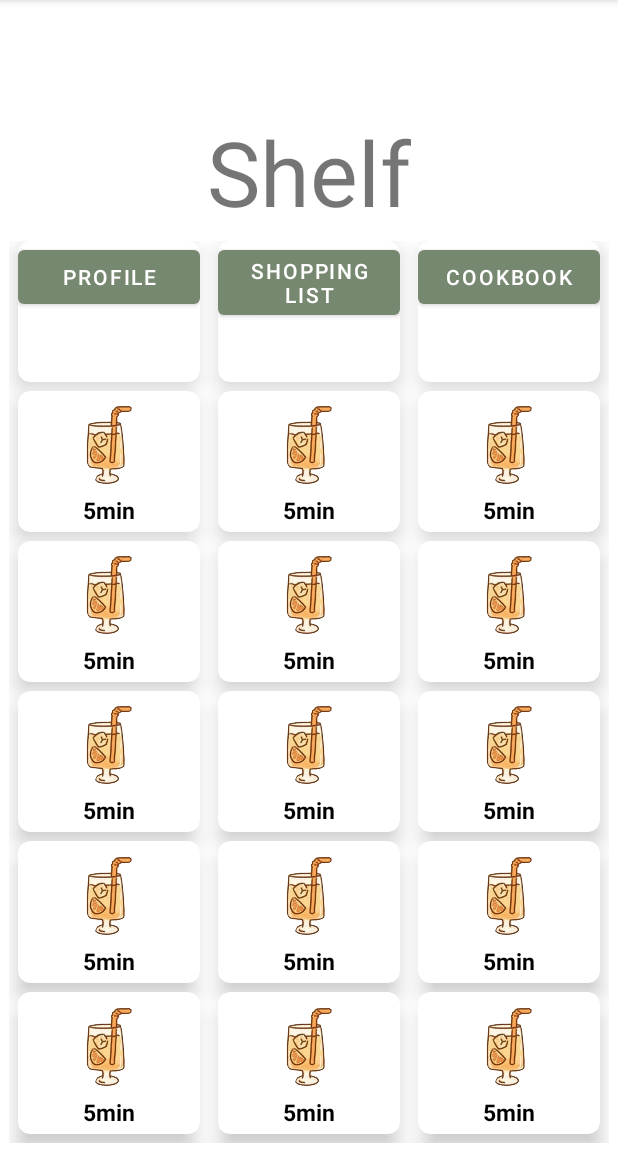
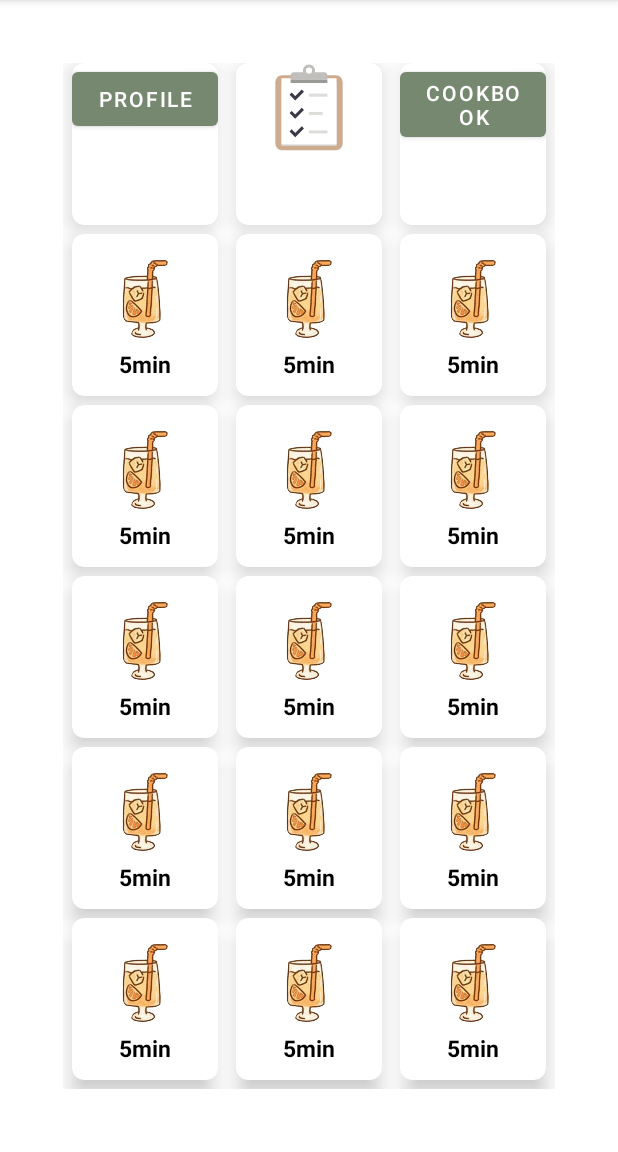
Before and after one commit to SusBhh/study-app, an Android app: the ShelfActivity screen opened directly, with no data from a screen before it, on a phone screen of 412 x 824 dp, the part 84-1236 px from its top. Run offline under Robolectric (Android 15) with nearby library versions, the phone set to English and light mode, and no system bars.

Commit message:
Made some layout changes to shelf activity

```diff
--- /dev/null
+++ b/app/src/main/res/drawable/todo_list_icon.xml
@@ -0,0 +1,98 @@
+<vector xmlns:android="http://schemas.android.com/apk/res/android"
+    xmlns:aapt="http://schemas.android.com/aapt"
+    android:width="128dp"
+    android:height="128dp"
+    android:viewportWidth="128"
+    android:viewportHeight="128">
+  <path
+      android:pathData="M28.72,40L99.28,40A8.72,8.72 0,0 1,108 48.72L108,107.28A8.72,8.72 0,0 1,99.28 116L28.72,116A8.72,8.72 0,0 1,20 107.28L20,48.72A8.72,8.72 0,0 1,28.72 40z"
+      android:strokeLineJoin="miter"
+      android:strokeWidth="8.74862194"
+      android:strokeColor="#00000000"
+      android:strokeLineCap="butt">
+  </path>
+  <path
+      android:pathData="M28.72,16L99.28,16A8.72,8.72 0,0 1,108 24.72L108,105.28A8.72,8.72 0,0 1,99.28 114L28.72,114A8.72,8.72 0,0 1,20 105.28L20,24.72A8.72,8.72 0,0 1,28.72 16z"
+      android:strokeLineJoin="miter"
+      android:strokeWidth="8.74862194"
+      android:fillColor="#cdab8f"
+      android:strokeColor="#00000000"
+      android:strokeLineCap="butt"/>
+  <path
+      android:pathData="M28,26h72v82h-72z"
+      android:strokeLineJoin="round"
+      android:strokeWidth="8"
+      android:fillColor="#deddda"
+      android:strokeColor="#00000000"
+      android:strokeLineCap="butt"/>
+  <path
+      android:pathData="M28,20h72v86h-72z"
+      android:strokeLineJoin="round"
+      android:strokeWidth="8"
+      android:fillColor="#ffffff"
+      android:strokeColor="#00000000"
+      android:strokeLineCap="butt"/>
+  <path
+      android:pathData="m44,12c-2.22,0 -4,1.78 -4,4v6h48v-6c0,-2.22 -1.78,-4 -4,-4L70,12l-6,4 -6,-4z"
+      android:strokeLineJoin="round"
+      android:strokeWidth="8"
+      android:fillColor="#c0bfbc"
+      android:strokeColor="#00000000"
+      android:strokeLineCap="butt"/>
+  <path
+      android:pathData="M64,10m-6,0a6,6 0,1 1,12 0a6,6 0,1 1,-12 0"
+      android:strokeLineJoin="round"
+      android:strokeWidth="4"
+      android:fillColor="#00000000"
+      android:strokeColor="#c0bfbc"
+      android:strokeLineCap="butt"/>
+  <path
+      android:pathData="M40,22h48v4h-48z"
+      android:strokeLineJoin="round"
+      android:strokeWidth="4"
+      android:fillColor="#9a9996"
+      android:strokeColor="#00000000"
+      android:strokeLineCap="butt"/>
+  <path
+      android:pathData="m40,64 l6,6 10,-10"
+      android:strokeLineJoin="miter"
+      android:strokeWidth="4"
+      android:fillColor="#00000000"
+      android:strokeColor="#3d3846"
+      android:strokeLineCap="butt"/>
+  <path
+      android:pathData="m64,40h24v4L64,44Z"
+      android:strokeLineJoin="round"
+      android:strokeWidth="5.72542477"
+      android:fillColor="#deddda"
+      android:strokeColor="#00000000"
+      android:strokeLineCap="round"/>
+  <path
+      android:pathData="m64,64h18v4L64,68Z"
+      android:strokeLineJoin="round"
+      android:strokeWidth="5.72542477"
+      android:fillColor="#deddda"
+      android:strokeColor="#00000000"
+      android:strokeLineCap="round"/>
+  <path
+      android:pathData="m40,40 l6,6 10,-10"
+      android:strokeLineJoin="miter"
+      android:strokeWidth="4"
+      android:fillColor="#00000000"
+      android:strokeColor="#3d3846"
+      android:strokeLineCap="butt"/>
+  <path
+      android:pathData="m40,88 l6,6 10,-10"
+      android:strokeLineJoin="miter"
+      android:strokeWidth="4"
+      android:fillColor="#00000000"
+      android:strokeColor="#3d3846"
+      android:strokeLineCap="butt"/>
+  <path
+      android:pathData="m64,88h24v4L64,92Z"
+      android:strokeLineJoin="round"
+      android:strokeWidth="5.72542477"
+      android:fillColor="#deddda"
+      android:strokeColor="#00000000"
+      android:strokeLineCap="round"/>
+</vector>
--- a/app/src/main/res/layout/activity_shelf.xml
+++ b/app/src/main/res/layout/activity_shelf.xml
@@ -6,25 +6,14 @@
     android:layout_height="match_parent"
     tools:context=".ShelfActivity">
 
-    <TextView
-        android:id="@+id/shelf_title_textview"
-        android:layout_width="wrap_content"
-        android:layout_height="wrap_content"
-        android:layout_marginStart="40dp"
-        android:layout_marginTop="10dp"
-        android:layout_marginBottom="550dp"
-        android:layout_marginEnd="40dp"
-        android:text="Shelf"
-        android:textSize="60sp"
-        app:layout_constraintBottom_toBottomOf="parent"
-        app:layout_constraintEnd_toEndOf="parent"
-        app:layout_constraintStart_toStartOf="parent"
-        app:layout_constraintTop_toTopOf="parent" />
-
     <GridLayout
         android:id="@+id/mainGrid"
         android:layout_width="match_parent"
         android:layout_height="0dp"
+        android:layout_marginStart="36dp"
+        android:layout_marginTop="36dp"
+        android:layout_marginEnd="36dp"
+        android:layout_marginBottom="36dp"
         android:layout_weight="8"
         android:alignmentMode="alignMargins"
         android:columnCount="3"
@@ -34,7 +23,8 @@
         app:layout_constraintBottom_toBottomOf="parent"
         app:layout_constraintEnd_toEndOf="parent"
         app:layout_constraintStart_toStartOf="parent"
-        app:layout_constraintTop_toBottomOf="@+id/shelf_title_textview">
+        app:layout_constraintTop_toTopOf="parent"
+        app:layout_constraintVertical_bias="0.0">
 
         <!-- Row 1 -->
         <!-- Column 1 -->
@@ -54,8 +44,8 @@
                 android:layout_width="match_parent"
                 android:layout_height="wrap_content"
                 android:layout_marginStart="0dp"
+                android:layout_marginTop="0dp"
                 android:layout_marginEnd="0dp"
-                android:layout_marginTop="0dp"
                 android:layout_marginBottom="0dp"
                 android:onClick="onProfilePressed"
                 android:text="Profile" />
@@ -75,16 +65,21 @@
             app:cardCornerRadius="8dp"
             app:cardElevation="8dp">
 
-            <Button
+            <ImageButton
                 android:id="@+id/shopping_list_button"
-                android:layout_width="match_parent"
-                android:layout_height="wrap_content"
+                android:layout_width="65dp"
+                android:layout_height="65dp"
+                android:layout_gravity="center_horizontal"
                 android:layout_marginStart="0dp"
+                android:layout_marginTop="0dp"
                 android:layout_marginEnd="0dp"
-                android:layout_marginTop="0dp"
                 android:layout_marginBottom="0dp"
+                android:background="@null"
                 android:onClick="onShoppingListPressed"
-                android:text="Shopping List" />
+                android:scaleType="fitXY"
+                android:text="Shopping List"
+                app:srcCompat="@drawable/todo_list_icon"
+                tools:ignore="SpeakableTextPresentCheck" />
 
         </androidx.cardview.widget.CardView>
 
@@ -106,8 +101,8 @@
                 android:layout_width="match_parent"
                 android:layout_height="wrap_content"
                 android:layout_marginStart="0dp"
+                android:layout_marginTop="0dp"
                 android:layout_marginEnd="0dp"
-                android:layout_marginTop="0dp"
                 android:layout_marginBottom="0dp"
                 android:onClick="onCookbookPressed"
                 android:text="Cookbook" />
@@ -126,6 +121,7 @@
             android:layout_marginBottom="6dp"
             app:cardCornerRadius="8dp"
             app:cardElevation="8dp">
+
             <LinearLayout
                 android:layout_width="wrap_content"
                 android:layout_height="wrap_content"
@@ -138,19 +134,19 @@
                     android:layout_width="65dp"
                     android:layout_height="65dp"
                     android:layout_gravity="center_horizontal"
+                    android:background="@null"
                     android:onClick="onTimerPressed"
                     android:scaleType="fitXY"
                     app:srcCompat="@drawable/f1"
-                    android:background="@null"
                     tools:ignore="SpeakableTextPresentCheck" />
 
                 <TextView
                     android:layout_width="wrap_content"
                     android:layout_height="wrap_content"
+                    android:layout_gravity="center_horizontal|center_vertical"
                     android:text="5min"
                     android:textAlignment="center"
                     android:textColor="@android:color/black"
-                    android:layout_gravity="center_horizontal|center_vertical"
                     android:textSize="15sp"
                     android:textStyle="bold" />
 
@@ -183,19 +179,19 @@
                     android:layout_width="65dp"
                     android:layout_height="65dp"
                     android:layout_gravity="center_horizontal"
+                    android:background="@null"
                     android:onClick="onTimerPressed"
                     android:scaleType="fitXY"
                     app:srcCompat="@drawable/f1"
-                    android:background="@null"
                     tools:ignore="SpeakableTextPresentCheck" />
 
                 <TextView
                     android:layout_width="wrap_content"
                     android:layout_height="wrap_content"
+                    android:layout_gravity="center_horizontal|center_vertical"
                     android:text="5min"
                     android:textAlignment="center"
                     android:textColor="@android:color/black"
-                    android:layout_gravity="center_horizontal|center_vertical"
                     android:textSize="15sp"
                     android:textStyle="bold" />
 
@@ -228,19 +224,19 @@
                     android:layout_width="65dp"
                     android:layout_height="65dp"
                     android:layout_gravity="center_horizontal"
+                    android:background="@null"
                     android:onClick="onTimerPressed"
                     android:scaleType="fitXY"
                     app:srcCompat="@drawable/f1"
-                    android:background="@null"
                     tools:ignore="SpeakableTextPresentCheck" />
 
                 <TextView
                     android:layout_width="wrap_content"
                     android:layout_height="wrap_content"
+                    android:layout_gravity="center_horizontal|center_vertical"
                     android:text="5min"
                     android:textAlignment="center"
                     android:textColor="@android:color/black"
-                    android:layout_gravity="center_horizontal|center_vertical"
                     android:textSize="15sp"
                     android:textStyle="bold" />
 
@@ -273,19 +269,19 @@
                     android:layout_width="65dp"
                     android:layout_height="65dp"
                     android:layout_gravity="center_horizontal"
+                    android:background="@null"
                     android:onClick="onTimerPressed"
                     android:scaleType="fitXY"
                     app:srcCompat="@drawable/f1"
-                    android:background="@null"
                     tools:ignore="SpeakableTextPresentCheck" />
 
                 <TextView
                     android:layout_width="wrap_content"
                     android:layout_height="wrap_content"
+                    android:layout_gravity="center_horizontal|center_vertical"
                     android:text="5min"
                     android:textAlignment="center"
                     android:textColor="@android:color/black"
-                    android:layout_gravity="center_horizontal|center_vertical"
                     android:textSize="15sp"
                     android:textStyle="bold" />
 
@@ -318,19 +314,19 @@
                     android:layout_width="65dp"
                     android:layout_height="65dp"
                     android:layout_gravity="center_horizontal"
+                    android:background="@null"
                     android:onClick="onTimerPressed"
                     android:scaleType="fitXY"
                     app:srcCompat="@drawable/f1"
-                    android:background="@null"
                     tools:ignore="SpeakableTextPresentCheck" />
 
                 <TextView
                     android:layout_width="wrap_content"
                     android:layout_height="wrap_content"
+                    android:layout_gravity="center_horizontal|center_vertical"
                     android:text="5min"
                     android:textAlignment="center"
                     android:textColor="@android:color/black"
-                    android:layout_gravity="center_horizontal|center_vertical"
                     android:textSize="15sp"
                     android:textStyle="bold" />
 
@@ -363,20 +359,20 @@
                     android:layout_width="65dp"
                     android:layout_height="65dp"
                     android:layout_gravity="center_horizontal"
+                    android:background="@null"
                     android:onClick="onTimerPressed"
                     android:scaleType="fitXY"
                     app:srcCompat="@drawable/f1"
-                    android:background="@null"
                     tools:ignore="SpeakableTextPresentCheck" />
 
 
                 <TextView
                     android:layout_width="wrap_content"
                     android:layout_height="wrap_content"
+                    android:layout_gravity="center_horizontal|center_vertical"
                     android:text="5min"
                     android:textAlignment="center"
                     android:textColor="@android:color/black"
-                    android:layout_gravity="center_horizontal|center_vertical"
                     android:textSize="15sp"
                     android:textStyle="bold" />
 
@@ -409,19 +405,19 @@
                     android:layout_width="65dp"
                     android:layout_height="65dp"
                     android:layout_gravity="center_horizontal"
+                    android:background="@null"
                     android:onClick="onTimerPressed"
                     android:scaleType="fitXY"
                     app:srcCompat="@drawable/f1"
-                    android:background="@null"
                     tools:ignore="SpeakableTextPresentCheck" />
 
                 <TextView
                     android:layout_width="wrap_content"
                     android:layout_height="wrap_content"
+                    android:layout_gravity="center_horizontal|center_vertical"
                     android:text="5min"
                     android:textAlignment="center"
                     android:textColor="@android:color/black"
-                    android:layout_gravity="center_horizontal|center_vertical"
                     android:textSize="15sp"
                     android:textStyle="bold" />
 
@@ -454,19 +450,19 @@
                     android:layout_width="65dp"
                     android:layout_height="65dp"
                     android:layout_gravity="center_horizontal"
+                    android:background="@null"
                     android:onClick="onTimerPressed"
                     android:scaleType="fitXY"
                     app:srcCompat="@drawable/f1"
-                    android:background="@null"
                     tools:ignore="SpeakableTextPresentCheck" />
 
                 <TextView
                     android:layout_width="wrap_content"
                     android:layout_height="wrap_content"
+                    android:layout_gravity="center_horizontal|center_vertical"
                     android:text="5min"
                     android:textAlignment="center"
                     android:textColor="@android:color/black"
-                    android:layout_gravity="center_horizontal|center_vertical"
                     android:textSize="15sp"
                     android:textStyle="bold" />
 
@@ -499,19 +495,19 @@
                     android:layout_width="65dp"
                     android:layout_height="65dp"
                     android:layout_gravity="center_horizontal"
+                    android:background="@null"
                     android:onClick="onTimerPressed"
                     android:scaleType="fitXY"
                     app:srcCompat="@drawable/f1"
-                    android:background="@null"
                     tools:ignore="SpeakableTextPresentCheck" />
 
                 <TextView
                     android:layout_width="wrap_content"
                     android:layout_height="wrap_content"
+                    android:layout_gravity="center_horizontal|center_vertical"
                     android:text="5min"
                     android:textAlignment="center"
                     android:textColor="@android:color/black"
-                    android:layout_gravity="center_horizontal|center_vertical"
                     android:textSize="15sp"
                     android:textStyle="bold" />
 
@@ -544,19 +540,19 @@
                     android:layout_width="65dp"
                     android:layout_height="65dp"
                     android:layout_gravity="center_horizontal"
+                    android:background="@null"
                     android:onClick="onTimerPressed"
                     android:scaleType="fitXY"
                     app:srcCompat="@drawable/f1"
-                    android:background="@null"
                     tools:ignore="SpeakableTextPresentCheck" />
 
                 <TextView
                     android:layout_width="wrap_content"
                     android:layout_height="wrap_content"
+                    android:layout_gravity="center_horizontal|center_vertical"
                     android:text="5min"
                     android:textAlignment="center"
                     android:textColor="@android:color/black"
-                    android:layout_gravity="center_horizontal|center_vertical"
                     android:textSize="15sp"
                     android:textStyle="bold" />
 
@@ -589,19 +585,19 @@
                     android:layout_width="65dp"
                     android:layout_height="65dp"
                     android:layout_gravity="center_horizontal"
+                    android:background="@null"
                     android:onClick="onTimerPressed"
                     android:scaleType="fitXY"
                     app:srcCompat="@drawable/f1"
-                    android:background="@null"
                     tools:ignore="SpeakableTextPresentCheck" />
 
                 <TextView
                     android:layout_width="wrap_content"
                     android:layout_height="wrap_content"
+                    android:layout_gravity="center_horizontal|center_vertical"
                     android:text="5min"
                     android:textAlignment="center"
                     android:textColor="@android:color/black"
-                    android:layout_gravity="center_horizontal|center_vertical"
                     android:textSize="15sp"
                     android:textStyle="bold" />
 
@@ -634,19 +630,19 @@
                     android:layout_width="65dp"
                     android:layout_height="65dp"
                     android:layout_gravity="center_horizontal"
+                    android:background="@null"
                     android:onClick="onTimerPressed"
                     android:scaleType="fitXY"
                     app:srcCompat="@drawable/f1"
-                    android:background="@null"
                     tools:ignore="SpeakableTextPresentCheck" />
 
                 <TextView
                     android:layout_width="wrap_content"
                     android:layout_height="wrap_content"
+                    android:layout_gravity="center_horizontal|center_vertical"
                     android:text="5min"
                     android:textAlignment="center"
                     android:textColor="@android:color/black"
-                    android:layout_gravity="center_horizontal|center_vertical"
                     android:textSize="15sp"
                     android:textStyle="bold" />
 
@@ -678,19 +674,19 @@
                     android:layout_width="65dp"
                     android:layout_height="65dp"
                     android:layout_gravity="center_horizontal"
+                    android:background="@null"
                     android:onClick="onTimerPressed"
                     android:scaleType="fitXY"
                     app:srcCompat="@drawable/f1"
-                    android:background="@null"
                     tools:ignore="SpeakableTextPresentCheck" />
 
                 <TextView
                     android:layout_width="wrap_content"
                     android:layout_height="wrap_content"
+                    android:layout_gravity="center_horizontal|center_vertical"
                     android:text="5min"
                     android:textAlignment="center"
                     android:textColor="@android:color/black"
-                    android:layout_gravity="center_horizontal|center_vertical"
                     android:textSize="15sp"
                     android:textStyle="bold" />
 
@@ -723,19 +719,19 @@
                     android:layout_width="65dp"
                     android:layout_height="65dp"
                     android:layout_gravity="center_horizontal"
+                    android:background="@null"
                     android:onClick="onTimerPressed"
                     android:scaleType="fitXY"
                     app:srcCompat="@drawable/f1"
-                    android:background="@null"
                     tools:ignore="SpeakableTextPresentCheck" />
 
                 <TextView
                     android:layout_width="wrap_content"
                     android:layout_height="wrap_content"
+                    android:layout_gravity="center_horizontal|center_vertical"
                     android:text="5min"
                     android:textAlignment="center"
                     android:textColor="@android:color/black"
-                    android:layout_gravity="center_horizontal|center_vertical"
                     android:textSize="15sp"
                     android:textStyle="bold" />
 
@@ -768,19 +764,19 @@
                     android:layout_width="65dp"
                     android:layout_height="65dp"
                     android:layout_gravity="center_horizontal"
+                    android:background="@null"
                     android:onClick="onTimerPressed"
                     android:scaleType="fitXY"
                     app:srcCompat="@drawable/f1"
-                    android:background="@null"
                     tools:ignore="SpeakableTextPresentCheck" />
 
                 <TextView
                     android:layout_width="wrap_content"
                     android:layout_height="wrap_content"
+                    android:layout_gravity="center_horizontal|center_vertical"
                     android:text="5min"
                     android:textAlignment="center"
                     android:textColor="@android:color/black"
-                    android:layout_gravity="center_horizontal|center_vertical"
                     android:textSize="15sp"
                     android:textStyle="bold" />
 
```
Also changed, not shown: 1 other file.
